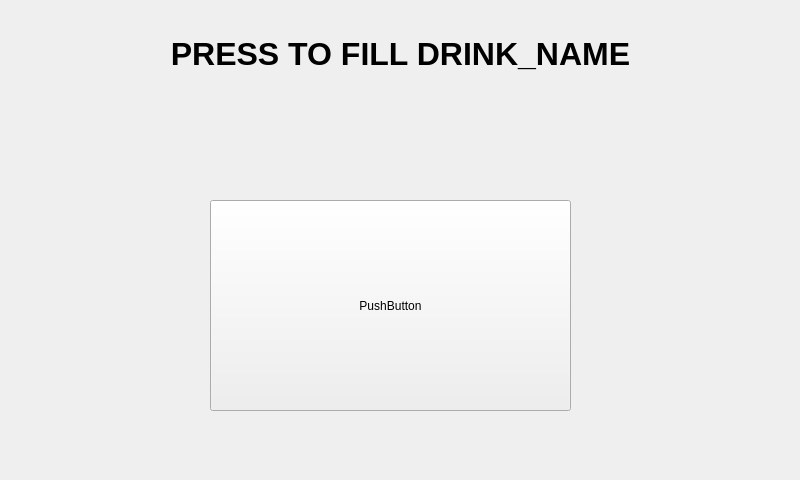
Jeffreyvde/BottleStopQT, file fillpage.ui: the form before one commit.
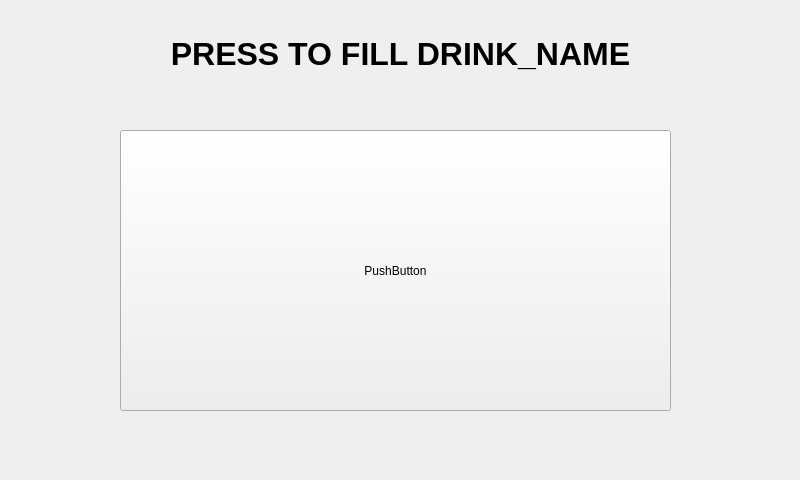
The form after the commit. Icons and pictures are not drawn.

What changed in the file:
```diff
--- a/fillpage.ui
+++ b/fillpage.ui
@@ -101,10 +101,10 @@
   <widget class="QPushButton" name="pushButton">
    <property name="geometry">
     <rect>
-     <x>210</x>
-     <y>200</y>
-     <width>361</width>
-     <height>211</height>
+     <x>120</x>
+     <y>130</y>
+     <width>551</width>
+     <height>281</height>
     </rect>
    </property>
    <property name="text">
```
